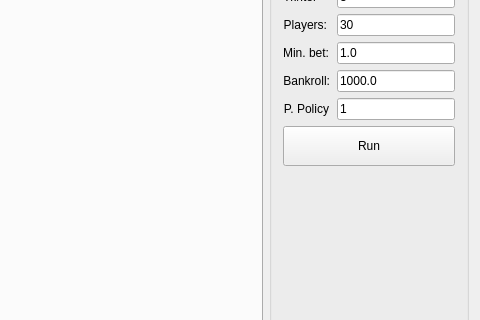
Qt form ATSP/algorithms/betting/mainwindow.ui (AndreLadeira/dsc) before a commit; both pictures show x 120 to 600 and y 154 to 474 of the 600 by 600 pixel window.
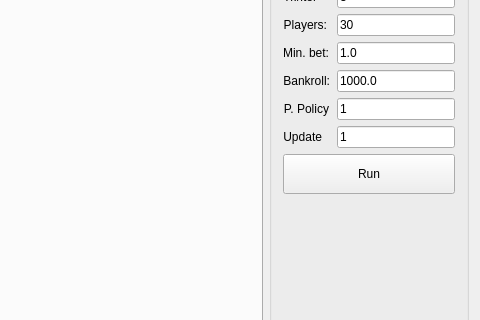
The same form after that commit. Custom widgets are drawn as their Qt base class.

Commit message: finished adding different picking options

The edit to the form file:
```diff
--- a/ATSP/algorithms/betting/mainwindow.ui
+++ b/ATSP/algorithms/betting/mainwindow.ui
@@ -302,7 +302,24 @@
          </property>
         </widget>
        </item>
-       <item row="9" column="0" colspan="2">
+       <item row="9" column="0">
+        <widget class="QLabel" name="label_10">
+         <property name="text">
+          <string>Update</string>
+         </property>
+         <property name="alignment">
+          <set>Qt::AlignRight|Qt::AlignTrailing|Qt::AlignVCenter</set>
+         </property>
+        </widget>
+       </item>
+       <item row="9" column="1">
+        <widget class="QLineEdit" name="lineEditUpdate">
+         <property name="text">
+          <string>1</string>
+         </property>
+        </widget>
+       </item>
+       <item row="10" column="0" colspan="2">
         <widget class="QPushButton" name="pushButtonRun">
          <property name="sizePolicy">
           <sizepolicy hsizetype="Preferred" vsizetype="Preferred">
```
The commit also changes 2 other files.
